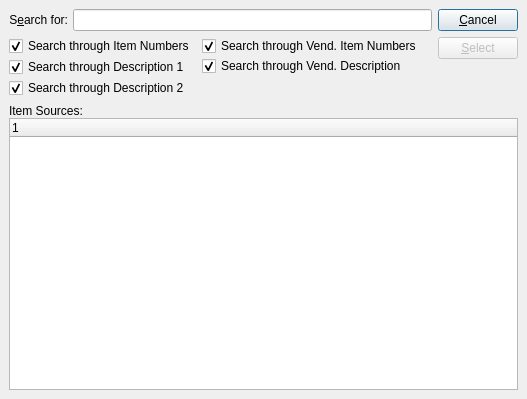
This is xtuple/trunk/guiclient/itemSourceSearch.ui in WooodHead/xtuple as Qt 5 draws it before an edit. The edited form follows.
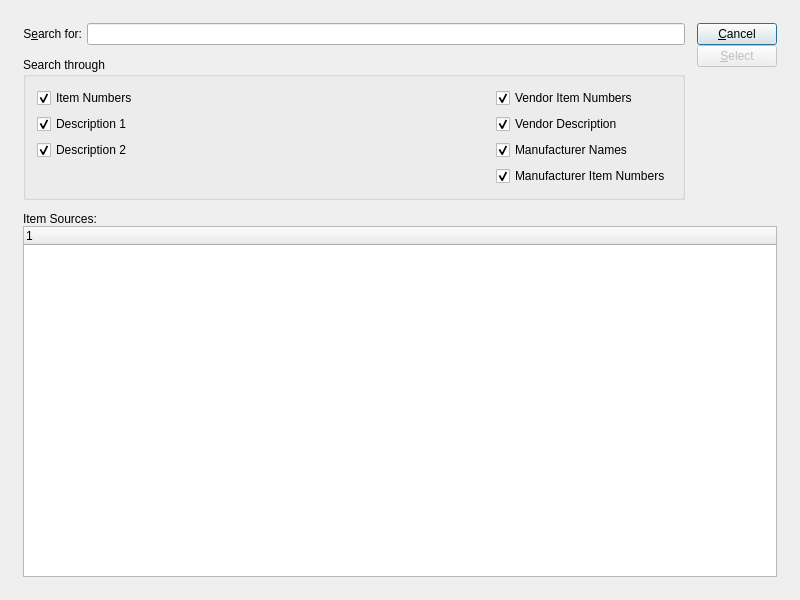
This is the edited form. Custom widgets are drawn as their Qt base class.

Commit message: issue #7669:  Introduce manufacturer data into several purchase module windows.

```diff
--- a/xtuple/trunk/guiclient/itemSourceSearch.ui
+++ b/xtuple/trunk/guiclient/itemSourceSearch.ui
@@ -5,41 +5,36 @@
    <rect>
     <x>0</x>
     <y>0</y>
-    <width>527</width>
-    <height>399</height>
+    <width>800</width>
+    <height>600</height>
    </rect>
   </property>
   <property name="windowTitle" >
    <string>Item Source Search</string>
   </property>
-  <layout class="QVBoxLayout" >
-   <property name="margin" >
-    <number>9</number>
-   </property>
-   <property name="spacing" >
-    <number>6</number>
-   </property>
-   <item>
-    <layout class="QHBoxLayout" >
-     <property name="margin" >
-      <number>0</number>
+  <layout class="QGridLayout" >
+   <item row="0" column="0" >
+    <layout class="QGridLayout" >
+     <property name="leftMargin" >
+      <number>12</number>
+     </property>
+     <property name="topMargin" >
+      <number>12</number>
+     </property>
+     <property name="rightMargin" >
+      <number>12</number>
      </property>
-     <property name="spacing" >
-      <number>6</number>
+     <property name="bottomMargin" >
+      <number>12</number>
      </property>
-     <item>
-      <layout class="QVBoxLayout" >
-       <property name="margin" >
-        <number>0</number>
-       </property>
-       <property name="spacing" >
-        <number>5</number>
-       </property>
-       <item>
+     <property name="horizontalSpacing" >
+      <number>12</number>
+     </property>
+     <property name="verticalSpacing" >
+      <number>12</number>
+     </property>
+     <item row="0" column="0" >
         <layout class="QHBoxLayout" >
-         <property name="margin" >
-          <number>0</number>
-         </property>
          <property name="spacing" >
           <number>5</number>
          </property>
@@ -61,140 +56,10 @@
          </item>
         </layout>
        </item>
-       <item>
-        <layout class="QHBoxLayout" >
-         <property name="margin" >
-          <number>0</number>
-         </property>
-         <property name="spacing" >
-          <number>0</number>
-         </property>
-         <item>
-          <layout class="QHBoxLayout" >
-           <property name="margin" >
-            <number>0</number>
-           </property>
-           <property name="spacing" >
-            <number>7</number>
-           </property>
-           <item>
+     <item rowspan="2" row="0" column="1" >
             <layout class="QVBoxLayout" >
-             <property name="margin" >
-              <number>0</number>
-             </property>
              <property name="spacing" >
-              <number>1</number>
-             </property>
-             <item>
-              <widget class="QCheckBox" name="_searchNumber" >
-               <property name="text" >
-                <string>Search through Item Numbers</string>
-               </property>
-               <property name="checked" >
-                <bool>true</bool>
-               </property>
-              </widget>
-             </item>
-             <item>
-              <widget class="QCheckBox" name="_searchDescrip1" >
-               <property name="text" >
-                <string>Search through Description 1</string>
-               </property>
-               <property name="checked" >
-                <bool>true</bool>
-               </property>
-              </widget>
-             </item>
-             <item>
-              <widget class="QCheckBox" name="_searchDescrip2" >
-               <property name="text" >
-                <string>Search through Description 2</string>
-               </property>
-               <property name="checked" >
-                <bool>true</bool>
-               </property>
-              </widget>
-             </item>
-            </layout>
-           </item>
-           <item>
-            <layout class="QVBoxLayout" >
-             <property name="margin" >
               <number>0</number>
-             </property>
-             <property name="spacing" >
-              <number>0</number>
-             </property>
-             <item>
-              <widget class="QCheckBox" name="_searchVendNumber" >
-               <property name="text" >
-                <string>Search through Vend. Item Numbers</string>
-               </property>
-               <property name="shortcut" >
-                <string>Alt+I</string>
-               </property>
-               <property name="checked" >
-                <bool>true</bool>
-               </property>
-              </widget>
-             </item>
-             <item>
-              <widget class="QCheckBox" name="_searchVendDescrip" >
-               <property name="text" >
-                <string>Search through Vend. Description</string>
-               </property>
-               <property name="checked" >
-                <bool>true</bool>
-               </property>
-              </widget>
-             </item>
-             <item>
-              <spacer>
-               <property name="orientation" >
-                <enum>Qt::Vertical</enum>
-               </property>
-               <property name="sizeType" >
-                <enum>QSizePolicy::Preferred</enum>
-               </property>
-               <property name="sizeHint" >
-                <size>
-                 <width>20</width>
-                 <height>20</height>
-                </size>
-               </property>
-              </spacer>
-             </item>
-            </layout>
-           </item>
-          </layout>
-         </item>
-         <item>
-          <spacer>
-           <property name="orientation" >
-            <enum>Qt::Horizontal</enum>
-           </property>
-           <property name="sizeType" >
-            <enum>QSizePolicy::Expanding</enum>
-           </property>
-           <property name="sizeHint" >
-            <size>
-             <width>20</width>
-             <height>20</height>
-            </size>
-           </property>
-          </spacer>
-         </item>
-        </layout>
-       </item>
-      </layout>
-     </item>
-     <item>
-      <layout class="QVBoxLayout" >
-       <property name="margin" >
-        <number>0</number>
-       </property>
-       <property name="spacing" >
-        <number>6</number>
        </property>
        <item>
         <widget class="QPushButton" name="_close" >
@@ -231,14 +96,115 @@
        </item>
       </layout>
      </item>
-    </layout>
-   </item>
-   <item>
+     <item row="1" column="0" >
+      <widget class="QGroupBox" name="groupBox" >
+       <property name="title" >
+        <string>Search through</string>
+       </property>
+       <layout class="QGridLayout" >
+        <item row="0" column="0" >
+         <layout class="QGridLayout" >
+          <item row="0" column="0" >
+           <widget class="QCheckBox" name="_searchNumber" >
+            <property name="text" >
+             <string>Item Numbers</string>
+            </property>
+            <property name="checked" >
+             <bool>true</bool>
+            </property>
+           </widget>
+          </item>
+          <item row="0" column="1" >
+           <widget class="QCheckBox" name="_searchVendNumber" >
+            <property name="text" >
+             <string>Vendor Item Numbers</string>
+            </property>
+            <property name="shortcut" >
+             <string>Alt+I</string>
+            </property>
+            <property name="checked" >
+             <bool>true</bool>
+            </property>
+           </widget>
+          </item>
+          <item row="1" column="0" >
+           <widget class="QCheckBox" name="_searchDescrip1" >
+            <property name="text" >
+             <string>Description 1</string>
+            </property>
+            <property name="checked" >
+             <bool>true</bool>
+            </property>
+           </widget>
+          </item>
+          <item row="1" column="1" >
+           <widget class="QCheckBox" name="_searchVendDescrip" >
+            <property name="text" >
+             <string>Vendor Description</string>
+            </property>
+            <property name="checked" >
+             <bool>true</bool>
+            </property>
+           </widget>
+          </item>
+          <item row="2" column="0" >
+           <widget class="QCheckBox" name="_searchDescrip2" >
+            <property name="text" >
+             <string>Description 2</string>
+            </property>
+            <property name="checked" >
+             <bool>true</bool>
+            </property>
+           </widget>
+          </item>
+          <item row="2" column="1" >
+           <widget class="QCheckBox" name="_searchManufName" >
+            <property name="text" >
+             <string>Manufacturer Names</string>
+            </property>
+            <property name="shortcut" >
+             <string>Alt+I</string>
+            </property>
+            <property name="checked" >
+             <bool>true</bool>
+            </property>
+           </widget>
+          </item>
+          <item row="3" column="1" >
+           <widget class="QCheckBox" name="_searchManufNumber" >
+            <property name="text" >
+             <string>Manufacturer Item Numbers</string>
+            </property>
+            <property name="checked" >
+             <bool>true</bool>
+            </property>
+           </widget>
+          </item>
+          <item row="3" column="0" >
+           <spacer>
+            <property name="orientation" >
+             <enum>Qt::Horizontal</enum>
+            </property>
+            <property name="sizeType" >
+             <enum>QSizePolicy::Expanding</enum>
+            </property>
+            <property name="sizeHint" >
+             <size>
+              <width>20</width>
+              <height>10</height>
+             </size>
+            </property>
+           </spacer>
+          </item>
+         </layout>
+        </item>
+       </layout>
+      </widget>
+     </item>
+     <item row="2" column="0" colspan="2" >
     <widget class="QFrame" name="frame" >
      <property name="sizePolicy" >
-      <sizepolicy>
-       <hsizetype>5</hsizetype>
-       <vsizetype>7</vsizetype>
+        <sizepolicy vsizetype="Expanding" hsizetype="Preferred" >
        <horstretch>0</horstretch>
        <verstretch>1</verstretch>
       </sizepolicy>
@@ -250,12 +216,21 @@
       <enum>QFrame::Plain</enum>
      </property>
      <layout class="QVBoxLayout" >
-      <property name="margin" >
-       <number>0</number>
-      </property>
       <property name="spacing" >
        <number>0</number>
       </property>
+        <property name="leftMargin" >
+         <number>0</number>
+        </property>
+        <property name="topMargin" >
+         <number>0</number>
+        </property>
+        <property name="rightMargin" >
+         <number>0</number>
+        </property>
+        <property name="bottomMargin" >
+         <number>0</number>
+        </property>
       <item>
        <widget class="QLabel" name="lblItemSourcesLit" >
         <property name="text" >
@@ -266,9 +241,7 @@
       <item>
        <widget class="XTreeWidget" name="_itemsrc" >
         <property name="sizePolicy" >
-         <sizepolicy>
-          <hsizetype>7</hsizetype>
-          <vsizetype>7</vsizetype>
+           <sizepolicy vsizetype="Expanding" hsizetype="Expanding" >
           <horstretch>0</horstretch>
           <verstretch>0</verstretch>
          </sizepolicy>
@@ -277,6 +250,8 @@
       </item>
      </layout>
     </widget>
+     </item>
+    </layout>
    </item>
   </layout>
  </widget>
```
Lines whose indentation alone changed are shown as unchanged. The commit also changes 11 other files.
